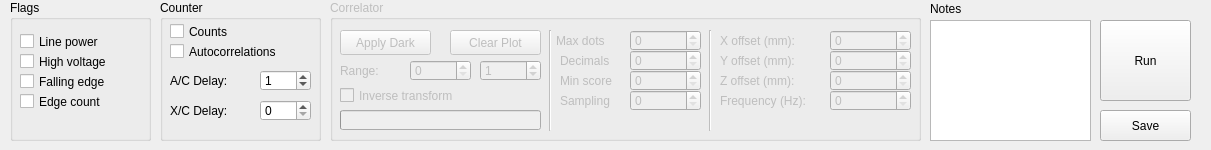
ahp-electronics/xc-gui, file line.ui: the form before one commit.
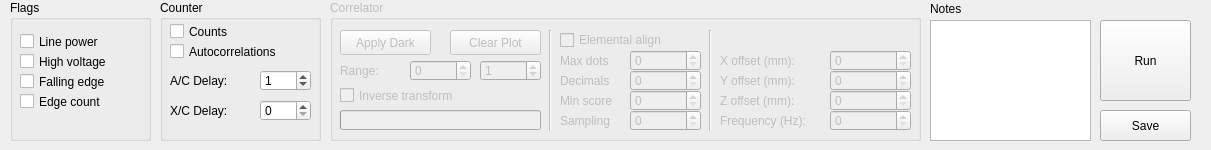
The form after the commit.

Commit message: Add Elemental checkbox Add Line location inputs

Patch:
```diff
--- a/line.ui
+++ b/line.ui
@@ -201,7 +201,7 @@
     <property name="geometry">
      <rect>
       <x>300</x>
-      <y>30</y>
+      <y>50</y>
       <width>71</width>
       <height>21</height>
      </rect>
@@ -214,7 +214,7 @@
     <property name="geometry">
      <rect>
       <x>300</x>
-      <y>50</y>
+      <y>70</y>
       <width>71</width>
       <height>21</height>
      </rect>
@@ -227,7 +227,7 @@
     <property name="geometry">
      <rect>
       <x>300</x>
-      <y>70</y>
+      <y>90</y>
       <width>71</width>
       <height>21</height>
      </rect>
@@ -236,8 +236,8 @@
    <widget class="QLabel" name="label_3">
     <property name="geometry">
      <rect>
-      <x>226</x>
-      <y>30</y>
+      <x>230</x>
+      <y>50</y>
       <width>71</width>
       <height>21</height>
      </rect>
@@ -250,7 +250,7 @@
     <property name="geometry">
      <rect>
       <x>230</x>
-      <y>50</y>
+      <y>70</y>
       <width>71</width>
       <height>21</height>
      </rect>
@@ -263,7 +263,7 @@
     <property name="geometry">
      <rect>
       <x>230</x>
-      <y>70</y>
+      <y>90</y>
       <width>71</width>
       <height>21</height>
      </rect>
@@ -276,7 +276,7 @@
     <property name="geometry">
      <rect>
       <x>300</x>
-      <y>90</y>
+      <y>110</y>
       <width>71</width>
       <height>21</height>
      </rect>
@@ -286,7 +286,7 @@
     <property name="geometry">
      <rect>
       <x>230</x>
-      <y>90</y>
+      <y>110</y>
       <width>71</width>
       <height>21</height>
      </rect>
@@ -299,7 +299,7 @@
     <property name="geometry">
      <rect>
       <x>500</x>
-      <y>70</y>
+      <y>90</y>
       <width>81</width>
       <height>21</height>
      </rect>
@@ -309,7 +309,7 @@
     <property name="geometry">
      <rect>
       <x>390</x>
-      <y>70</y>
+      <y>90</y>
       <width>101</width>
       <height>21</height>
      </rect>
@@ -322,7 +322,7 @@
     <property name="geometry">
      <rect>
       <x>390</x>
-      <y>50</y>
+      <y>70</y>
       <width>101</width>
       <height>21</height>
      </rect>
@@ -335,7 +335,7 @@
     <property name="geometry">
      <rect>
       <x>500</x>
-      <y>30</y>
+      <y>50</y>
       <width>81</width>
       <height>21</height>
      </rect>
@@ -345,7 +345,7 @@
     <property name="geometry">
      <rect>
       <x>500</x>
-      <y>50</y>
+      <y>70</y>
       <width>81</width>
       <height>21</height>
      </rect>
@@ -355,7 +355,7 @@
     <property name="geometry">
      <rect>
       <x>390</x>
-      <y>30</y>
+      <y>50</y>
       <width>101</width>
       <height>21</height>
      </rect>
@@ -381,7 +381,7 @@
     <property name="geometry">
      <rect>
       <x>500</x>
-      <y>90</y>
+      <y>110</y>
       <width>81</width>
       <height>21</height>
      </rect>
@@ -391,7 +391,7 @@
     <property name="geometry">
      <rect>
       <x>390</x>
-      <y>90</y>
+      <y>110</y>
       <width>111</width>
       <height>21</height>
      </rect>
@@ -400,6 +400,19 @@
      <string>Frequency (Hz):</string>
     </property>
    </widget>
+   <widget class="QCheckBox" name="ElementalAlign">
+    <property name="geometry">
+     <rect>
+      <x>230</x>
+      <y>30</y>
+      <width>141</width>
+      <height>20</height>
+     </rect>
+    </property>
+    <property name="text">
+     <string>Elemental align</string>
+    </property>
+   </widget>
   </widget>
   <widget class="QGroupBox" name="Counter">
    <property name="enabled">
```
Left out of the diff: 8 changed lines with no effect on the pictures. The commit also changes 1 other file.
